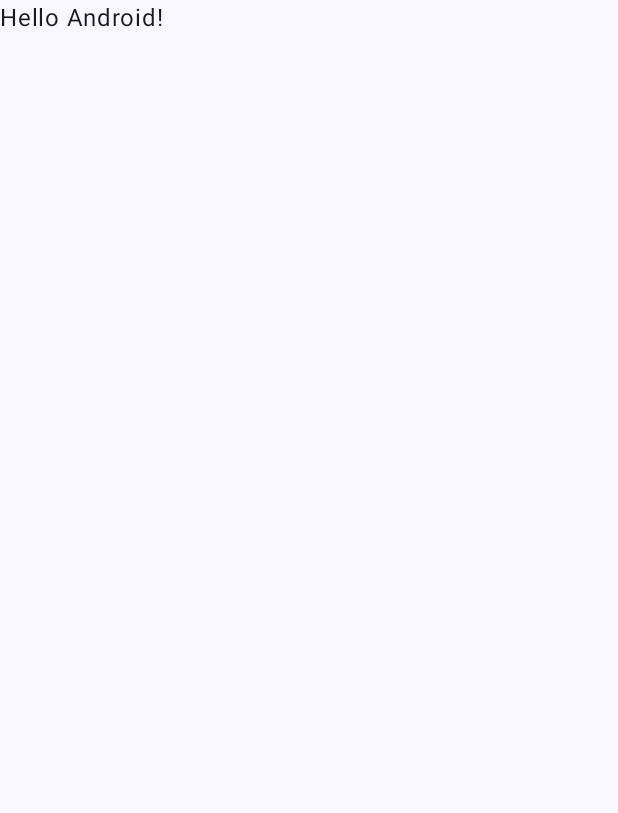
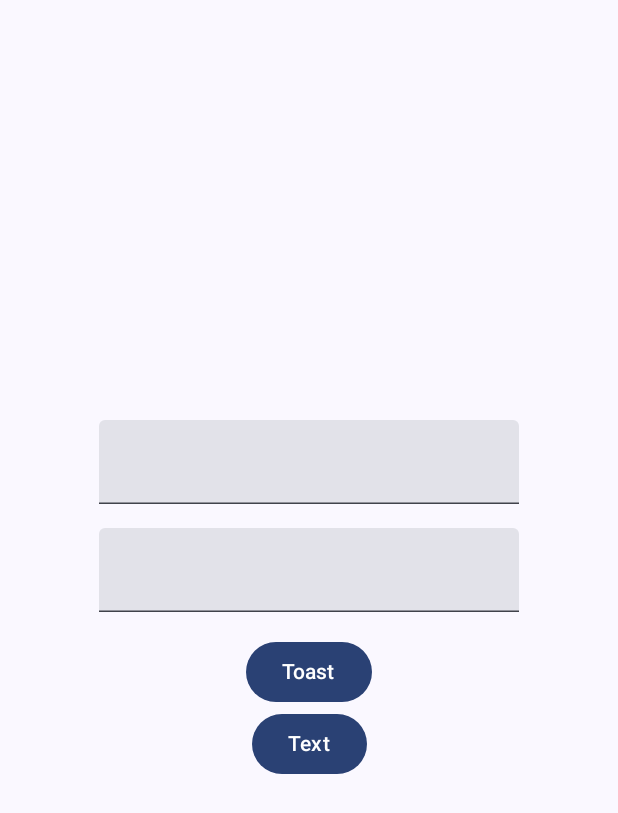
Before and after one commit to shankarlohar/20BAI10040-VITBHOPAL-Smartbridge-Externship, an Android app built with Jetpack Compose: the screen it shows after launch (MainActivity), on a phone screen of 412 x 824 dp. Before the commit the part shown is almost empty. Shown: the top 813 px of the screen. Run offline under Robolectric (Android 15) with nearby library versions, the phone set to English and light mode, and no system bars.

Commit message:
TASK 4 COMPLETE

```diff
--- a/Task4/app/src/main/java/shankar/lohar20bai10040/task4/MainActivity.kt
+++ b/Task4/app/src/main/java/shankar/lohar20bai10040/task4/MainActivity.kt
@@ -11,6 +11,7 @@ import androidx.compose.runtime.Composable
 import androidx.compose.ui.Modifier
 import androidx.compose.ui.tooling.preview.Preview
 import shankar.lohar20bai10040.task4.ui.theme.Task4Theme
+import shankar.lohar20bai10040.task4.ui.view.screen.BaseScreen
 
 class MainActivity : ComponentActivity() {
     override fun onCreate(savedInstanceState: Bundle?) {
@@ -22,25 +23,9 @@ class MainActivity : ComponentActivity() {
                     modifier = Modifier.fillMaxSize(),
                     color = MaterialTheme.colorScheme.background
                 ) {
-                    Greeting("Android")
+                    BaseScreen(context = applicationContext)
                 }
             }
         }
     }
 }
-
-@Composable
-fun Greeting(name: String, modifier: Modifier = Modifier) {
-    Text(
-        text = "Hello $name!",
-        modifier = modifier
-    )
-}
-
-@Preview(showBackground = true)
-@Composable
-fun GreetingPreview() {
-    Task4Theme {
-        Greeting("Android")
-    }
-}
--- /dev/null
+++ b/Task4/app/src/main/java/shankar/lohar20bai10040/task4/ui/view/screen/BaseScreen.kt
@@ -0,0 +1,61 @@
+package shankar.lohar20bai10040.task4.ui.view.screen
+
+import android.content.Context
+import android.widget.Toast
+import androidx.compose.foundation.layout.Arrangement
+import androidx.compose.foundation.layout.Column
+import androidx.compose.foundation.layout.Spacer
+import androidx.compose.foundation.layout.fillMaxSize
+import androidx.compose.foundation.layout.padding
+import androidx.compose.material3.Button
+import androidx.compose.material3.ExperimentalMaterial3Api
+import androidx.compose.material3.Text
+import androidx.compose.material3.TextField
+import androidx.compose.runtime.Composable
+import androidx.compose.runtime.getValue
+import androidx.compose.runtime.mutableStateOf
+import androidx.compose.runtime.remember
+import androidx.compose.runtime.setValue
+import androidx.compose.ui.Alignment
+import androidx.compose.ui.Modifier
+import androidx.compose.ui.graphics.Color
+import androidx.compose.ui.unit.dp
+import androidx.compose.ui.unit.sp
+
+@OptIn(ExperimentalMaterial3Api::class)
+@Composable
+fun BaseScreen(
+    context: Context,
+    modifier: Modifier = Modifier
+){
+    Column(
+        horizontalAlignment = Alignment.CenterHorizontally,
+        verticalArrangement = Arrangement.Center,
+        modifier = modifier.fillMaxSize()
+    ) {
+        var var1 by remember {
+            mutableStateOf("")
+        }
+        var var2 by remember {
+            mutableStateOf("")
+        }
+        var var3 by remember {
+            mutableStateOf("")
+        }
+        TextField(value = var1, onValueChange = {var1 = it})
+        Spacer(modifier = modifier.padding(8.dp))
+        TextField(value = var2, onValueChange = {var2 = it})
+        Spacer(modifier = modifier.padding(8.dp))
+        Button(onClick = {
+            Toast.makeText(context,"This is : $var1 $var2",Toast.LENGTH_SHORT).show()
+        }) {
+            Text(text = "Toast")
+        }
+        Button(onClick = {
+            var3 = "Here is : $var1 $var2"
+        }) {
+            Text(text = "Text")
+        }
+        Text(text = var3, fontSize = 16.sp, color = Color.Blue)
+    }
+}
```
Also changed, not shown: 2 other files.
